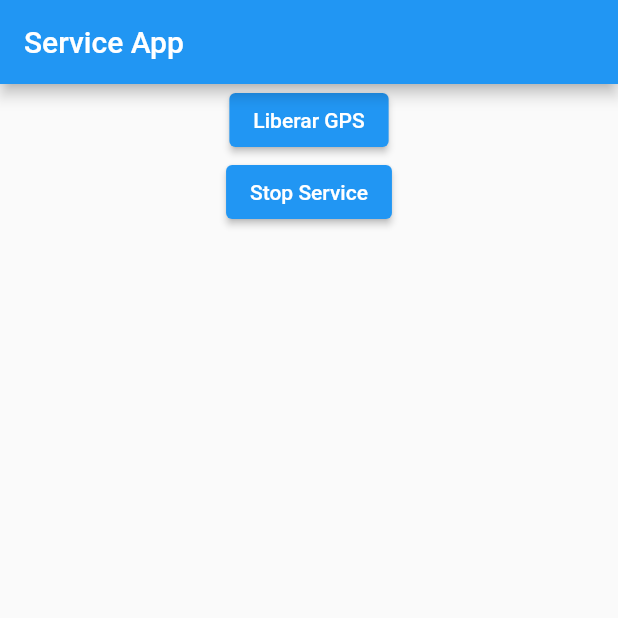
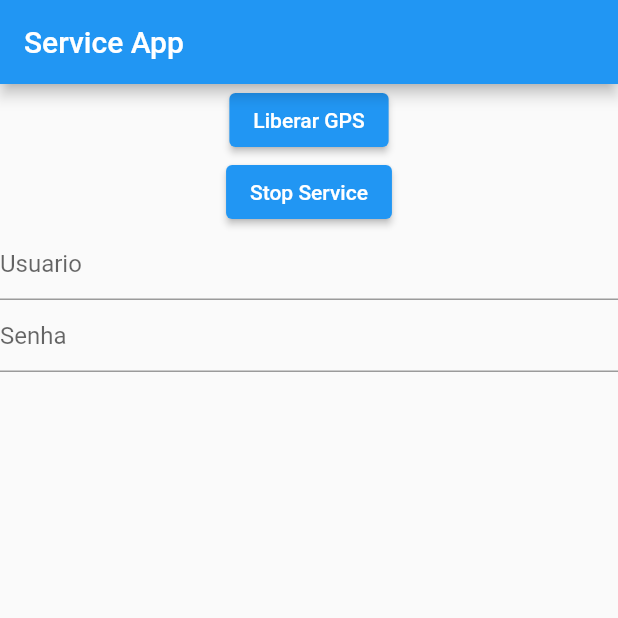
Before and after one commit to Mynameisjohndev/collectAppMeta, a Flutter app: the screen it shows after launch, on a phone screen of 412 x 824 dp, the top half of it. Run offline on Flutter 3.47's test engine with Material 2 defaults, Android fonts, the phone set to English and light mode, and no system bars; our stand-ins replace device_info_plus, flutter_local_notifications, geolocator, shared_preferences; missing offline and left inert: flutter_background_service, flutter_background_service_android, workmanager.

Commit message:
git add .

```diff
--- a/lib/helpers/Location.dart
+++ b/lib/helpers/Location.dart
@@ -1,11 +1,6 @@
-import 'dart:convert';
-import 'dart:io';
-
-import 'package:flutter/services.dart';
 import 'package:flutter_background_service/flutter_background_service.dart';
 import 'package:flutter_local_notifications/flutter_local_notifications.dart';
 import 'package:geolocator/geolocator.dart';
-import 'package:path_provider/path_provider.dart';
 import 'package:shared_preferences/shared_preferences.dart';
 
 import '../main.dart';
--- a/lib/main.dart
+++ b/lib/main.dart
@@ -1,27 +1,20 @@
+// ignore_for_file: depend_on_referenced_packages
+
 import 'dart:async';
-import 'dart:convert';
-import 'dart:io';
 import 'dart:ui';
+import 'package:app_collect_meta/form_create_collect.dart';
 import 'package:app_collect_meta/helpers/Location.dart';
 import 'package:app_collect_meta/helpers/NotificationConfigs.dart';
-import 'package:path_provider/path_provider.dart';
-import 'package:device_info_plus/device_info_plus.dart';
 import 'package:flutter/material.dart';
 import 'package:flutter_background_service/flutter_background_service.dart';
 import 'package:flutter_background_service_android/flutter_background_service_android.dart';
 import 'package:flutter_local_notifications/flutter_local_notifications.dart';
-import 'package:geolocator/geolocator.dart';
-import 'package:workmanager/workmanager.dart';
-import 'package:shared_preferences/shared_preferences.dart';
-import 'package:permission_handler/permission_handler.dart';
 
 var executeTaskCheckLocationAndPermission = false;
 
 @pragma('vm:entry-point')
 void onStart(ServiceInstance service) async {
   DartPluginRegistrant.ensureInitialized();
-  final FlutterLocalNotificationsPlugin flutterLocalNotificationsPlugin =
-      FlutterLocalNotificationsPlugin();
   if (service is AndroidServiceInstance) {
     service.on('setAsForeground').listen((event) {
       service.setAsForegroundService();
@@ -62,7 +55,6 @@ Future stopNotification() async {
   var isRunning = await service.isRunning();
   service.startService();
 }
-
 class _MyAppState extends State<MyApp> {
   String text = "Stop Service";
   List<dynamic> list = [];
@@ -103,6 +95,12 @@ class _MyAppState extends State<MyApp> {
                     setState(() {});
                   },
                 ),
+                TextField(
+                  decoration: InputDecoration(hintText: "Usuario"),
+                ),
+                TextField(
+                  decoration: InputDecoration(hintText: "Senha"),
+                ),
               ],
             ),
           ))),
```
Also changed, not shown: lib/form_create_collect.dart (added, +24 -0 lines).
